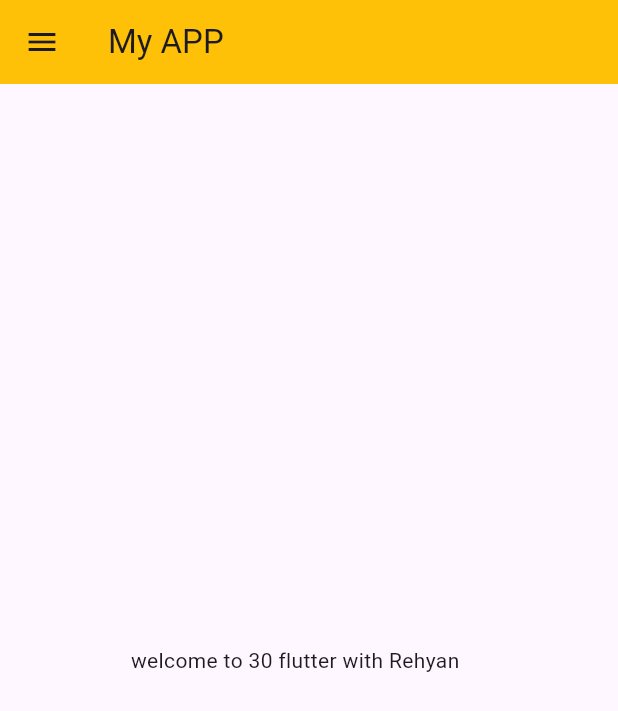
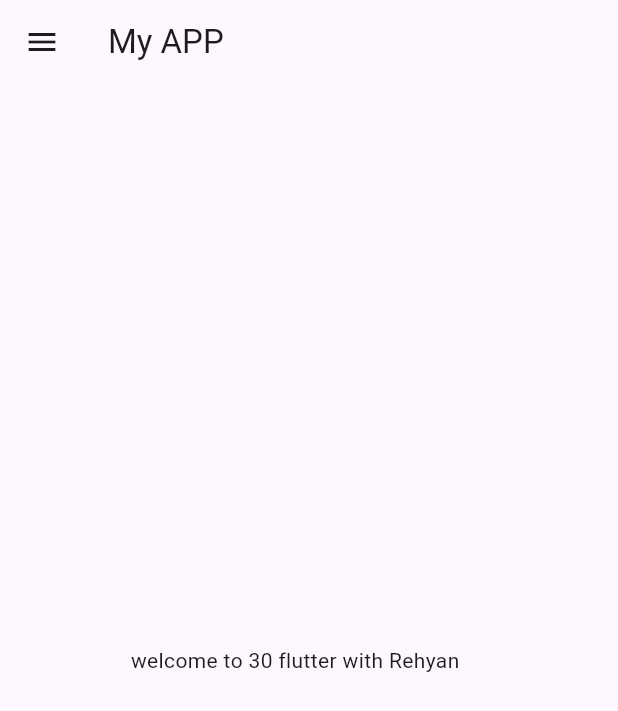
Before and after one commit to Rehyanyadav/fluttercatalog, a Flutter app: the screen it shows after launch, on a phone screen of 412 x 824 dp. Shown: the top 711 px of the screen. Run offline on Flutter 3.47's test engine with Material 3 defaults, Android fonts, the light colour scheme and no system bars.

Commit message:
day 3 commit

```diff
--- a/lib/main.dart
+++ b/lib/main.dart
@@ -1,5 +1,6 @@
 import 'package:flutter/material.dart';
-import 'package:fluttercatalog/home_page.dart';
+import 'package:fluttercatalog/pages/home_page.dart';
+import 'package:fluttercatalog/pages/login_page.dart';
 
 void main() {
   runApp(const MyApp());
@@ -27,7 +28,15 @@
 //final datatype can be modified
 
     return MaterialApp(
-      home: HomePage(),
+      themeMode: ThemeMode.light,
+      theme: ThemeData(primarySwatch: Colors.indigo),
+      darkTheme: ThemeData(brightness: Brightness.dark),
+      initialRoute: "/home",
+      routes: {
+        "/": (context) => LoginPage(),
+        "/home": (context) => HomePage(),
+        "/login": (context) => LoginPage(),
+      },
     );
   }
 }
--- a/lib/home_page.dart
+++ b/lib/pages/home_page.dart
@@ -1,3 +1,5 @@
+// ignore_for_file: prefer_const_constructors
+
 import 'package:flutter/material.dart';
 
 class HomePage extends StatelessWidget {
@@ -9,7 +11,7 @@
   Widget build(BuildContext context) {
     return Scaffold(
       appBar: AppBar(
-        backgroundColor: Colors.amber,
+
         title: Text("My APP"),
       ),
       body: Center(
```
Also changed, not shown: lib/pages/login_page.dart (added, +20 -0 lines).
